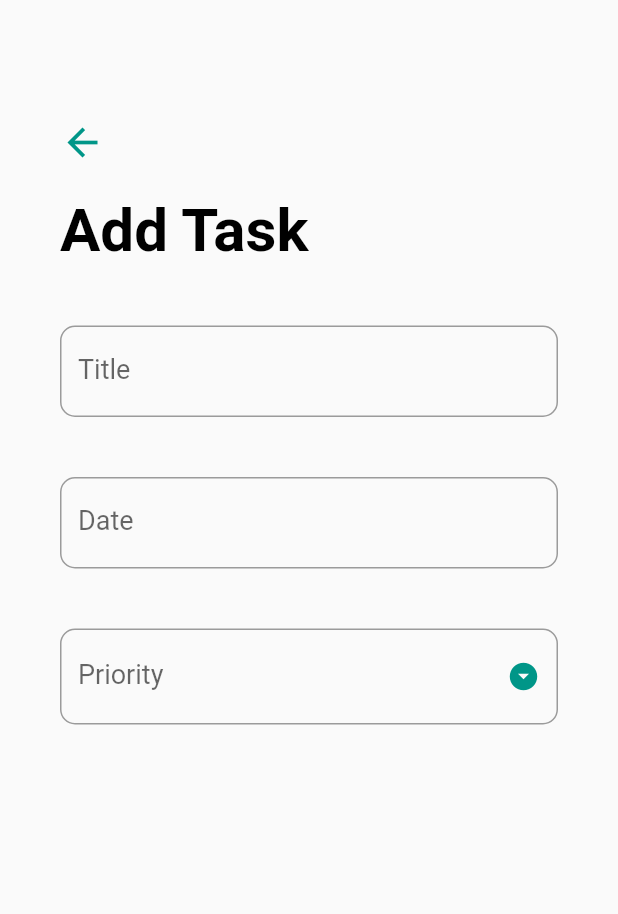
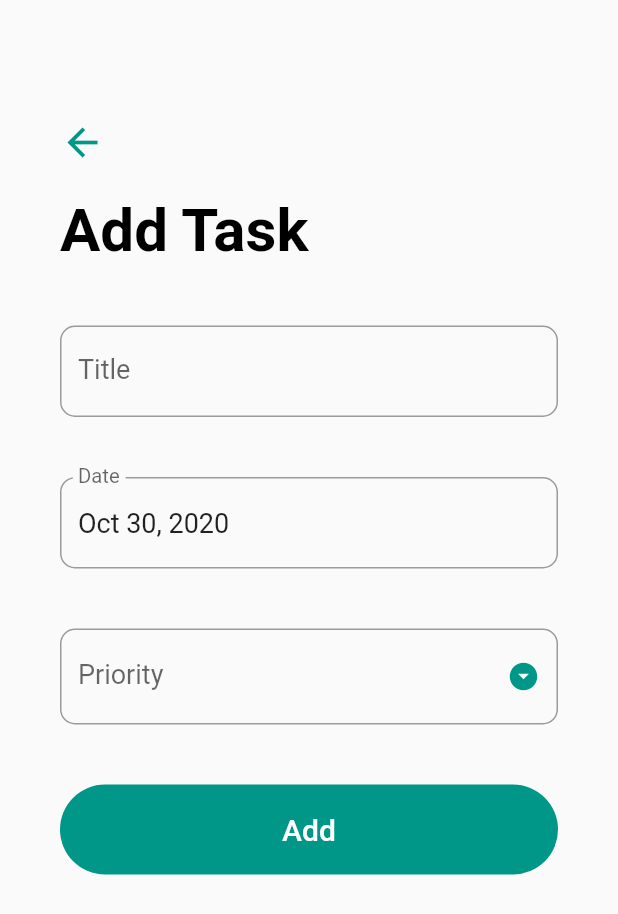
Before and after one commit to huskyjp/todo_sqlite, a Flutter app: the AddTasksScreen screen opened directly, on a phone screen of 412 x 824 dp. Shown: the top 914 px of the screen. Run offline on Flutter 3.47's test engine with Material 2 defaults, Android fonts, the phone set to English and light mode, and no system bars.

Commit message:
Added Task class

```diff
--- /dev/null
+++ b/lib/models/task_model.dart
@@ -0,0 +1,38 @@
+class Task {
+  int id;
+  String title;
+  DateTime date;
+  String priority;
+  int status; // 0 - Incomplete, 1 - Complete
+
+  // constractor
+  Task({this.title, this.date, this.priority, this.status});
+
+  // constractor for id
+  Task.withId({this.id, this.title, this.date, this.priority, this.status});
+
+  // Create Map
+  Map<String, dynamic> toMap() {
+    final map = Map<String, dynamic>();
+    if(id != null) {
+    map['id'] = id;
+
+    }
+    map['title'] = title;
+    map['date'] = date.toIso8601String();
+    map['priority'] = priority;
+    map['status'] = status;
+
+    return map;
+  }
+
+  factory Task.fromMap(Map<String, dynamic> map) {
+    return Task.withId(
+      id: map['id'],
+      title: map['title'],
+      date: DateTime.parse(map['date']),
+      priority: map['priority'],
+      status: map['status'],
+    )
+  }
+}
--- a/lib/screens/add_tasks_screen.dart
+++ b/lib/screens/add_tasks_screen.dart
@@ -17,6 +17,12 @@ class _AddTasksScreenState extends State<AddTasksScreen> {
   final DateFormat _dateFormatter = DateFormat('MMM dd, yyyy');
   final List<String> _priorities = ['Low', 'Medium', 'High'];
 
+  @override
+  void initState() {
+    super.initState();
+    _dateController.text = _dateFormatter.format(_date);
+  }
+
   _handleDatePicker() async {
     final DateTime date = await showDatePicker(
       context: context,
@@ -33,10 +39,25 @@ class _AddTasksScreenState extends State<AddTasksScreen> {
     }
   }
 
+  _submit() {
+    if (_formKey.currentState.validate()) {
+      _formKey.currentState.save();
+      print('$_title, $_date, $_priority');
+
+      // Insert the task to the user database
+
+      // Update the task
+
+      Navigator.pop(context);
+    }
+  }
+
   @override
   Widget build(BuildContext context) {
     return Scaffold(
-      body: SingleChildScrollView(
+      body: GestureDetector(
+        onTap: () => FocusScope.of(context).unfocus(),
+        child: SingleChildScrollView(
           child: Container(
             padding: EdgeInsets.symmetric(
               horizontal: 40.0,
@@ -100,6 +121,7 @@ class _AddTasksScreenState extends State<AddTasksScreen> {
                               vertical: 20.0,
                             ),
                             child: TextFormField(
+                              readOnly: true,
                               controller: _dateController,
                               style: TextStyle(
                                 fontSize: 18.0,
@@ -119,6 +141,7 @@ class _AddTasksScreenState extends State<AddTasksScreen> {
                               vertical: 20.0,
                             ),
                             child: DropdownButtonFormField(
+                              isDense: true,
                               icon: Icon(Icons.arrow_drop_down_circle),
                               iconSize: 22.0,
                               iconEnabledColor: Theme.of(context).primaryColor,
@@ -153,6 +176,28 @@ class _AddTasksScreenState extends State<AddTasksScreen> {
                                   _priority = value;
                                 });
                               },
+                              value: _priority,
+                            ),
+                          ),
+                          Container(
+                            margin: EdgeInsets.symmetric(
+                              vertical: 20.0,
+                            ),
+                            height: 60.0,
+                            width: double.infinity,
+                            decoration: BoxDecoration(
+                              color: Theme.of(context).primaryColor,
+                              borderRadius: BorderRadius.circular(30.0),
+                            ),
+                            child: FlatButton(
+                              child: Text(
+                                'Add',
+                                style: TextStyle(
+                                  color: Colors.white,
+                                  fontSize: 20.0,
+                                ),
+                              ),
+                              onPressed: _submit,
                             ),
                           ),
                         ],
@@ -164,6 +209,7 @@ class _AddTasksScreenState extends State<AddTasksScreen> {
             ),
           ),
         ),
+      ),
     );
   }
 }
```
Lines whose indentation alone changed are shown as unchanged.
